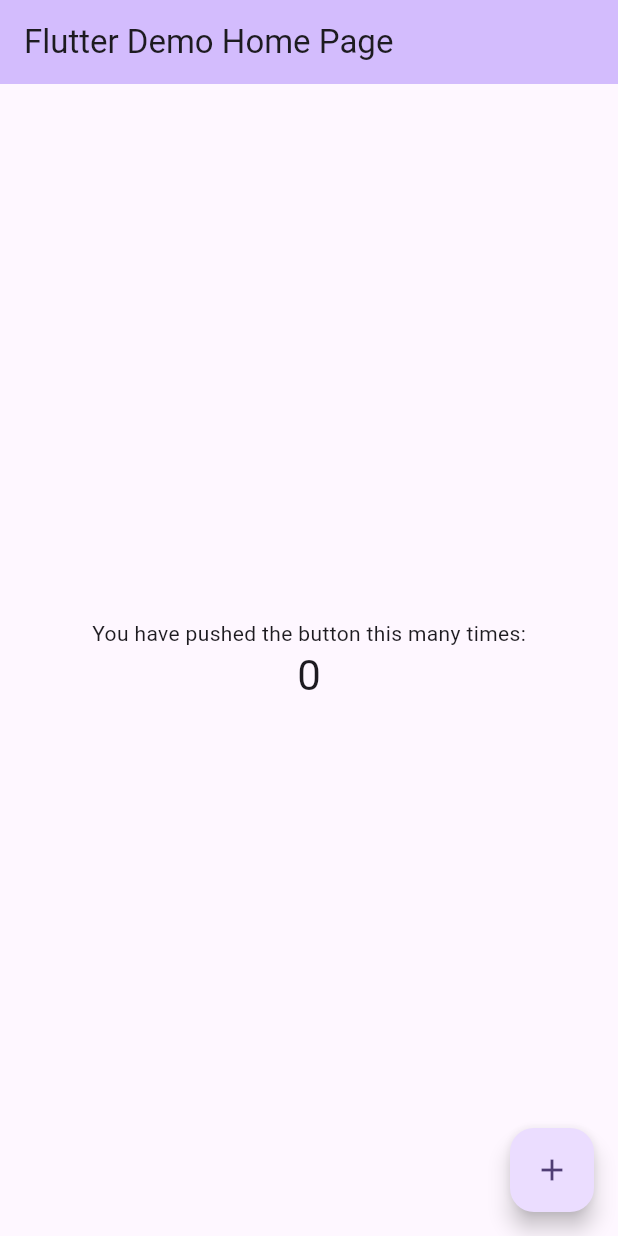
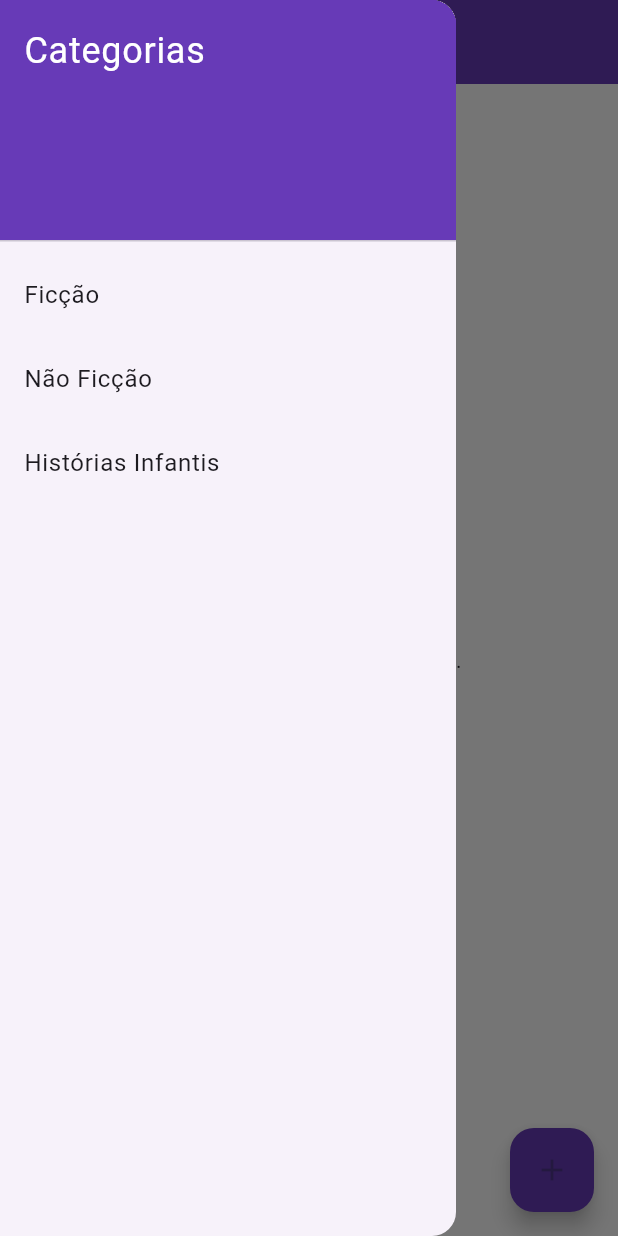
Before and after one commit to lucca-art/gestao_livros, a Flutter app: the screen it shows after launch, with the side drawer open (before the commit the screen has no drawer), on a phone screen of 412 x 824 dp. Run offline on Flutter 3.47's test engine with Material 3 defaults, Android fonts, the phone set to English and light mode, and no system bars.

Commit message:
projeto finalizado - gestao livros - dm atividade 1

```diff
--- /dev/null
+++ b/lib/data/dummy_books.dart
@@ -0,0 +1,6 @@
+import '../models/book.dart';
+
+List<Book> dummyBooks = [
+  Book(title: "1984", author: "George Orwell", imagePath: "assets/images/livro1.jpg", category: "Ficção", isRead: true),
+  Book(title: "Sapiens", author: "Yuval Harari", imagePath: "assets/images/livro2.jpg", category: "Não Ficção", isRead: false),
+];
--- a/lib/main.dart
+++ b/lib/main.dart
@@ -1,122 +1,30 @@
 import 'package:flutter/material.dart';
+import 'screens/home_screen.dart';
 
 void main() {
-  runApp(const MyApp());
+  runApp(const BookApp());
 }
 
-class MyApp extends StatelessWidget {
-  const MyApp({super.key});
+class BookApp extends StatelessWidget {
+  const BookApp({super.key});
 
-  // This widget is the root of your application.
   @override
   Widget build(BuildContext context) {
     return MaterialApp(
-      title: 'Flutter Demo',
+      title: 'Gestor de Livros',
+      debugShowCheckedModeBanner: false,
       theme: ThemeData(
-        // This is the theme of your application.
-        //
-        // TRY THIS: Try running your application with "flutter run". You'll see
-        // the application has a purple toolbar. Then, without quitting the app,
-        // try changing the seedColor in the colorScheme below to Colors.green
-        // and then invoke "hot reload" (save your changes or press the "hot
-        // reload" button in a Flutter-supported IDE, or press "r" if you used
-        // the command line to start the app).
-        //
-        // Notice that the counter didn't reset back to zero; the application
-        // state is not lost during the reload. To reset the state, use hot
-        // restart instead.
-        //
-        // This works for code too, not just values: Most code changes can be
-        // tested with just a hot reload.
-        colorScheme: ColorScheme.fromSeed(seedColor: Colors.deepPurple),
+        primarySwatch: Colors.deepPurple,
+        scaffoldBackgroundColor: Colors.white,
+        appBarTheme: const AppBarTheme(
+          backgroundColor: Colors.deepPurple,
+          foregroundColor: Colors.white,
+        ),
+        floatingActionButtonTheme: const FloatingActionButtonThemeData(
+          backgroundColor: Colors.deepPurple,
+        ),
       ),
-      home: const MyHomePage(title: 'Flutter Demo Home Page'),
+      home: const HomeScreen(),
     );
   }
 }
-
-class MyHomePage extends StatefulWidget {
-  const MyHomePage({super.key, required this.title});
-
-  // This widget is the home page of your application. It is stateful, meaning
-  // that it has a State object (defined below) that contains fields that affect
-  // how it looks.
-
-  // This class is the configuration for the state. It holds the values (in this
-  // case the title) provided by the parent (in this case the App widget) and
-  // used by the build method of the State. Fields in a Widget subclass are
-  // always marked "final".
-
-  final String title;
-
-  @override
-  State<MyHomePage> createState() => _MyHomePageState();
-}
-
-class _MyHomePageState extends State<MyHomePage> {
-  int _counter = 0;
-
-  void _incrementCounter() {
-    setState(() {
-      // This call to setState tells the Flutter framework that something has
-      // changed in this State, which causes it to rerun the build method below
-      // so that the display can reflect the updated values. If we changed
-      // _counter without calling setState(), then the build method would not be
-      // called again, and so nothing would appear to happen.
-      _counter++;
-    });
-  }
-
-  @override
-  Widget build(BuildContext context) {
-    // This method is rerun every time setState is called, for instance as done
-    // by the _incrementCounter method above.
-    //
-    // The Flutter framework has been optimized to make rerunning build methods
-    // fast, so that you can just rebuild anything that needs updating rather
-    // than having to individually change instances of widgets.
-    return Scaffold(
-      appBar: AppBar(
-        // TRY THIS: Try changing the color here to a specific color (to
-        // Colors.amber, perhaps?) and trigger a hot reload to see the AppBar
-        // change color while the other colors stay the same.
-        backgroundColor: Theme.of(context).colorScheme.inversePrimary,
-        // Here we take the value from the MyHomePage object that was created by
-        // the App.build method, and use it to set our appbar title.
-        title: Text(widget.title),
-      ),
-      body: Center(
-        // Center is a layout widget. It takes a single child and positions it
-        // in the middle of the parent.
-        child: Column(
-          // Column is also a layout widget. It takes a list of children and
-          // arranges them vertically. By default, it sizes itself to fit its
-          // children horizontally, and tries to be as tall as its parent.
-          //
-          // Column has various properties to control how it sizes itself and
-          // how it positions its children. Here we use mainAxisAlignment to
-          // center the children vertically; the main axis here is the vertical
-          // axis because Columns are vertical (the cross axis would be
-          // horizontal).
-          //
-          // TRY THIS: Invoke "debug painting" (choose the "Toggle Debug Paint"
-          // action in the IDE, or press "p" in the console), to see the
-          // wireframe for each widget.
-          mainAxisAlignment: MainAxisAlignment.center,
-          children: <Widget>[
-            const Text('You have pushed the button this many times:'),
-            Text(
-              '$_counter',
-              style: Theme.of(context).textTheme.headlineMedium,
-            ),
-          ],
-        ),
-      ),
-      floatingActionButton: FloatingActionButton(
-        onPressed: _incrementCounter,
-        tooltip: 'Increment',
-        child: const Icon(Icons.add),
-      ), // This trailing comma makes auto-formatting nicer for build methods.
-    );
-  }
-}
--- /dev/null
+++ b/lib/models/book.dart
@@ -0,0 +1,15 @@
+class Book {
+  final String title;
+  final String author;
+  final String imagePath;
+  final String category;
+  final bool isRead;
+
+  Book({
+    required this.title,
+    required this.author,
+    required this.imagePath,
+    required this.category,
+    this.isRead = false,
+  });
+}
--- /dev/null
+++ b/lib/screens/home_screen.dart
@@ -0,0 +1,84 @@
+import 'package:flutter/material.dart';
+import 'add_book_screen.dart';
+
+class Book {
+  final String title;
+  final String author;
+  final bool isRead;
+
+  Book({required this.title, required this.author, required this.isRead});
+}
+
+class HomeScreen extends StatefulWidget {
+  const HomeScreen({super.key});
+
+  @override
+  State<HomeScreen> createState() => _HomeScreenState();
+}
+
+class _HomeScreenState extends State<HomeScreen> {
+  final List<Book> _books = [];
+
+  void _addBook(String title, String author, bool isRead) {
+    setState(() {
+      _books.add(Book(title: title, author: author, isRead: isRead));
+    });
+  }
+
+  int get readCount => _books.where((book) => book.isRead).length;
+  int get unreadCount => _books.where((book) => !book.isRead).length;
+
+  @override
+  Widget build(BuildContext context) {
+    return Scaffold(
+      appBar: AppBar(
+        title: Text('Lidos: $readCount  |  Por ler: $unreadCount'),
+      ),
+      drawer: Drawer(
+        child: ListView(
+          padding: EdgeInsets.zero,
+          children: const [
+            DrawerHeader(
+              decoration: BoxDecoration(color: Colors.deepPurple),
+              child: Text('Categorias', style: TextStyle(color: Colors.white, fontSize: 24)),
+            ),
+            ListTile(title: Text('Ficção')),
+            ListTile(title: Text('Não Ficção')),
+            ListTile(title: Text('Histórias Infantis')),
+          ],
+        ),
+      ),
+      body: _books.isEmpty
+          ? const Center(child: Text('Nenhum livro adicionado ainda.'))
+          : ListView.builder(
+              itemCount: _books.length,
+              itemBuilder: (ctx, index) {
+                final book = _books[index];
+                return ListTile(
+                  leading: const Icon(Icons.book),
+                  title: Text(
+                    book.title,
+                    style: const TextStyle(fontWeight: FontWeight.bold),
+                  ),
+                  subtitle: Text(book.author),
+                  trailing: Icon(
+                    book.isRead ? Icons.check_circle : Icons.hourglass_bottom,
+                    color: book.isRead ? Colors.green : Colors.orange,
+                  ),
+                );
+              },
+            ),
+      floatingActionButton: FloatingActionButton(
+        onPressed: () {
+          Navigator.push(
+            context,
+            MaterialPageRoute(
+              builder: (_) => AddBookScreen(onAdd: _addBook),
+            ),
+          );
+        },
+        child: const Icon(Icons.add),
+      ),
+    );
+  }
+}
--- /dev/null
+++ b/lib/utils/styles.dart
@@ -0,0 +1,6 @@
+import 'package:flutter/material.dart';
+
+class Styles {
+  static const title = TextStyle(fontSize: 18, fontWeight: FontWeight.bold);
+  static const subtitle = TextStyle(fontSize: 14, color: Colors.grey);
+}
```
Also changed, not shown: lib/controllers/book_controller.dart (added, +18 -0 lines), lib/screens/add_book_screen.dart (added, +76 -0 lines), lib/widgets/book_card.dart (added, +21 -0 lines), lib/widgets/category_drawer.dart (added, +24 -0 lines).
